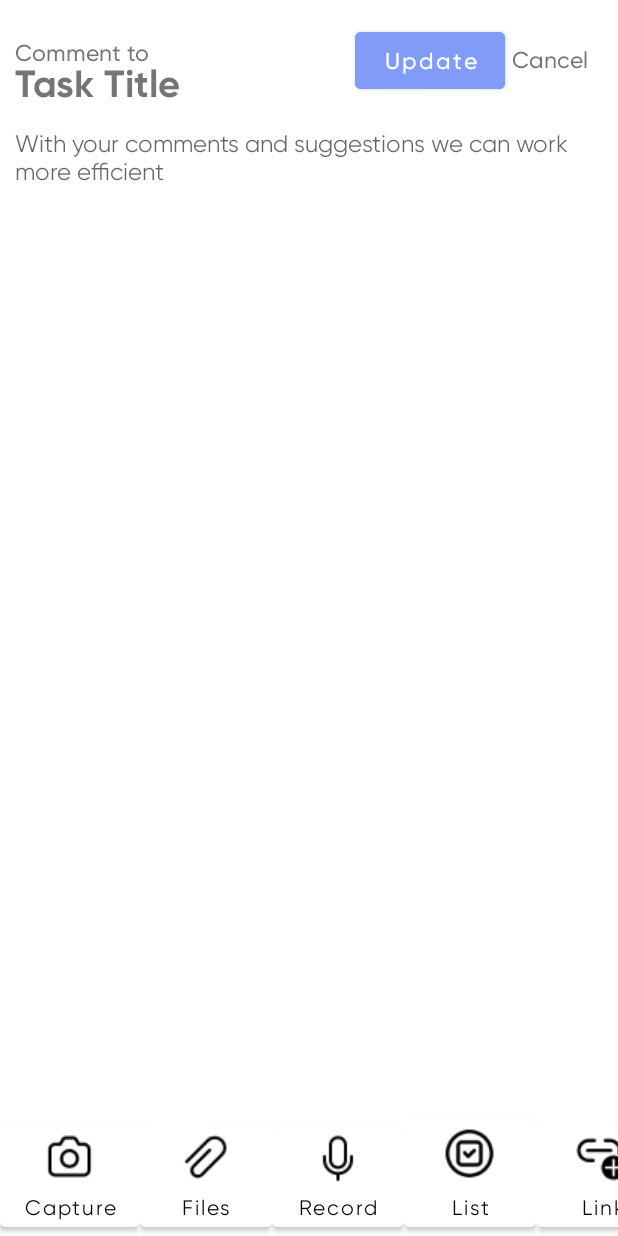
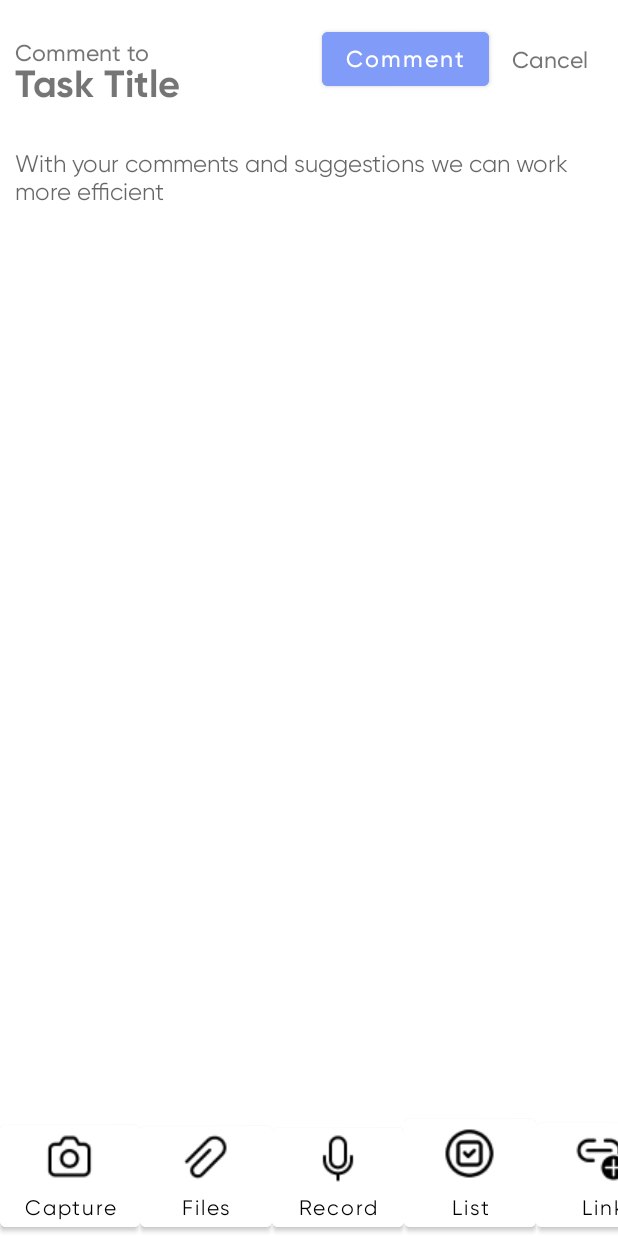
Before and after one commit to thirdygayares/Hteams, an Android app: the screen it shows after launch (Comments), on a phone screen of 412 x 824 dp. Run offline under Robolectric (Android 15) with nearby library versions, the light colour scheme and no system bars.

Commit message:
recover comment

```diff
--- a/app/src/main/java/com/example/hteams/Comments.java
+++ b/app/src/main/java/com/example/hteams/Comments.java
@@ -8,10 +8,8 @@ import androidx.recyclerview.widget.RecyclerView;
 import android.content.Intent;
 import android.os.Bundle;
 import android.view.View;
-import android.widget.ArrayAdapter;
 import android.widget.Button;
 import android.widget.EditText;
-import android.widget.ImageView;
 import android.widget.TextView;
 import android.widget.Toast;
 
@@ -34,7 +32,7 @@ public class Comments extends AppCompatActivity implements SiteInterface {
     Button capture;
     Button files;
     Button records;
-    Button update;
+    Button comment;
     TextView cancel;
     RecyclerView sitesRecycler;
     Button sitenamefield;
@@ -54,9 +52,6 @@ public class Comments extends AppCompatActivity implements SiteInterface {
     ArrayList <String> custom_name = new ArrayList<String>();
     //link ex.www.google.com
     ArrayList <String> web_link = new ArrayList<String>();
-
-
-
     ArrayList<SiteModel> siteModels = new ArrayList<>();
     ArrayList<DisplaySiteModel> displaySiteModels  = new ArrayList<>();
 
@@ -79,13 +74,7 @@ public class Comments extends AppCompatActivity implements SiteInterface {
         createlinksDialog();
 
 //        condition to hide link material button if no laman
-        link = findViewById(R.id.link);
-        if (custom_name.isEmpty()){
-            link.setVisibility(View.GONE);
-        }else{
-            link.setVisibility(View.VISIBLE);
-        }
-
+//        paste here if error
 
 
         //links button
@@ -97,8 +86,6 @@ public class Comments extends AppCompatActivity implements SiteInterface {
             }
         });
 
-
-
         list = findViewById(R.id.listbtn);
         list.setOnClickListener(new View.OnClickListener()
 
@@ -108,9 +95,7 @@ public class Comments extends AppCompatActivity implements SiteInterface {
                 Toast.makeText(Comments.this, "List Clicked".toString(), Toast.LENGTH_SHORT).show();
             }
         });
-        // end of list
 
-        //capture start
         capture = findViewById(R.id.capturebtn);
         capture.setOnClickListener(new View.OnClickListener()
 
@@ -122,10 +107,6 @@ public class Comments extends AppCompatActivity implements SiteInterface {
             }
         });
 
-        // end of capture
-
-
-//        start of record
         records = findViewById(R.id.recordbtn);
         records.setOnClickListener(new View.OnClickListener() {
             @Override
@@ -142,14 +123,9 @@ public class Comments extends AppCompatActivity implements SiteInterface {
                 Toast.makeText(Comments.this, "Files  Clicked".toString(), Toast.LENGTH_SHORT).show();
             }
         });
-
-        // end of files
-
-
-
         //comment button
-        update = findViewById(R.id.comment_updatebtn);
-        update.setOnClickListener(new View.OnClickListener() {
+        comment = findViewById(R.id.comment_updatebtn);
+        comment.setOnClickListener(new View.OnClickListener() {
             @Override
             public void onClick (View v){
               Intent intentupdate = new Intent(Comments.this, ViewTask.class);
@@ -157,7 +133,6 @@ public class Comments extends AppCompatActivity implements SiteInterface {
             }
         });
         // end of comment button
-
         cancel = findViewById(R.id.comment_cancelbtn);
         cancel.setOnClickListener(new View.OnClickListener() {
             @Override
@@ -167,17 +142,14 @@ public class Comments extends AppCompatActivity implements SiteInterface {
         });
        }
 
-    private void setupdatafordisplaySites() {
-        displaySites.setAdapter(adapter);
-        displaySites.setLayoutManager(new LinearLayoutManager(Comments.this)); // important
-    }
+
 
     //TODO : Pasequence nung mga method
 
     //pag pinindot ang link dialog
-    private void createlinksDialog() {     // for bottomsheet
+    private void createlinksDialog() { // for bottomsheet
 
-        View view = getLayoutInflater().inflate(R.layout.bottomsheet, null, false);
+        View view = getLayoutInflater().inflate(R.layout.linkbottomsheet_comments, null, false);
         Button submit = view.findViewById(R.id.submitbtn);
         sitenamefield = view.findViewById(R.id.sitenamefield); // call createsitedialog
         EditText name = view.findViewById(R.id.customenamefield);
@@ -188,13 +160,43 @@ public class Comments extends AppCompatActivity implements SiteInterface {
                 @Override
                 public void onClick(View v) {
 
-                    //  TODO : error handling pag walang input dapat maglalabas ng error sa gilid na required
 
+                 /*
+                    else if (custom_name == null || custom_name.equals("")){
+                        Toast.makeText(getBaseContext(),"Custom Name is empty",Toast.LENGTH_LONG).show();
+                    }
+                    else if (web_link == null || web_link.equals(" ")){
+                        Toast.makeText(getBaseContext(),"Link is required",Toast.LENGTH_LONG).show();
+                    }
+
+                  */
+
+                        //  TODO : error handling pag walang input dapat maglalabas ng error sa gilid na required-status: done
                         //sitename array store yung name na text sa editText
+              /*    site_name = (ArrayList<String>) sitenamefield.getText();
+                    if(site_name == null){
+                            Toast.makeText(getBaseContext(),"Site Name is Empty ",Toast.LENGTH_LONG).show();
+                        }
+                    else{
+
+               */
                         site_name.add(sitenamefield.getText().toString());
-                    //add custom name example "Wactch this"
+
+
+             /*       custom_name = (ArrayList<String>) name.getText();
+                      if(custom_name == null){
+                          Toast.makeText(getBaseContext(),"Custom name should not be empty",Toast.LENGTH_LONG).show();
+                      }
+                      else { */
                           custom_name.add(name.getText().toString());
-                    //array of web link saved
+
+
+             /*        web_link = (ArrayList<String>) sitelink.getText();
+                      if (web_link == null){
+                          Toast.makeText(getBaseContext(),"Link is required",Toast.LENGTH_LONG).show();
+                      }
+                      else {
+                      */
                           web_link.add(sitelink.getText().toString());
 
                         // Toast.makeText(Comments.this,custom_name.toString(),Toast.LENGTH_SHORT).show();
@@ -202,7 +204,7 @@ public class Comments extends AppCompatActivity implements SiteInterface {
                         displaySiteModels.add(new DisplaySiteModel(name.getText().toString(), sitenamefield.getText().toString()));
 
                         //to update the content of adapter
-                    adapter.notifyItemInserted(custom_name.size()-1);
+                        adapter.notifyItemInserted(custom_name.size() - 1);
                         displaySites.scrollToPosition(custom_name.size());
 
                         //to show the indicator link title
@@ -211,6 +213,7 @@ public class Comments extends AppCompatActivity implements SiteInterface {
                         //to hide the linkdialog
                         linkdialog.dismiss();
                     }
+
             });
 
         sitelistdialog = new BottomSheetDialog(this);
@@ -224,8 +227,13 @@ public class Comments extends AppCompatActivity implements SiteInterface {
                     linkdialog.hide();
                 }
             });
-
-
+        // dito ko nilipat
+        link = findViewById(R.id.link);
+        if (custom_name.isEmpty()){
+            link.setVisibility(View.GONE);
+        }else{
+            link.setVisibility(View.VISIBLE);
+        }
 
 
         linkdialog.setContentView(view);
@@ -246,6 +254,8 @@ public class Comments extends AppCompatActivity implements SiteInterface {
 
     }
 
+
+
     private void setupdataforsites() { // para sa mga sites sa dialog
         int[] siteicon = {R.drawable.meetlogo, R.drawable.githublogo,R.drawable.drivelogo};
         String[] sitename = {"Google Meet","Github","Google Drive","facebook"};
@@ -254,6 +264,11 @@ public class Comments extends AppCompatActivity implements SiteInterface {
             siteModels.add(new SiteModel(siteicon[i],sitename[i]));
         }
 
+    }
+
+    private void setupdatafordisplaySites() {
+        displaySites.setAdapter(adapter);
+        displaySites.setLayoutManager(new LinearLayoutManager(Comments.this)); // important
     }
 
 
--- a/app/src/main/res/layout/activity_comments.xml
+++ b/app/src/main/res/layout/activity_comments.xml
@@ -29,14 +29,14 @@
 
     <Button
         android:id="@+id/comment_updatebtn"
-        android:layout_width="100dp"
-        android:layout_height="50dp"
-        android:layout_alignParentRight="true"
-        android:layout_marginRight="75dp"
-        android:layout_marginTop="15dp"
+        android:layout_width="wrap_content"
+        android:layout_height="wrap_content"
+        android:layout_margin="15dp"
+        android:layout_toStartOf="@id/comment_cancelbtn"
+
         android:backgroundTint="@color/primary"
         android:fontFamily="@font/gilroymedium"
-        android:text="Update"
+        android:text="Comment"
         android:textAllCaps="false"
         android:textColor="@color/white"
         android:textSize="15sp" />
```
Also changed, not shown: app/src/main/res/layout/listbottomsheet_comments.xml (added, +41 -0 lines), app/src/main/res/drawable/question_icon.png (added), app/src/main/res/layout/linkbottomsheet_comments.xml (renamed from app/src/main/res/layout/bottomsheet.xml). Lines whose indentation alone changed are shown as unchanged.
